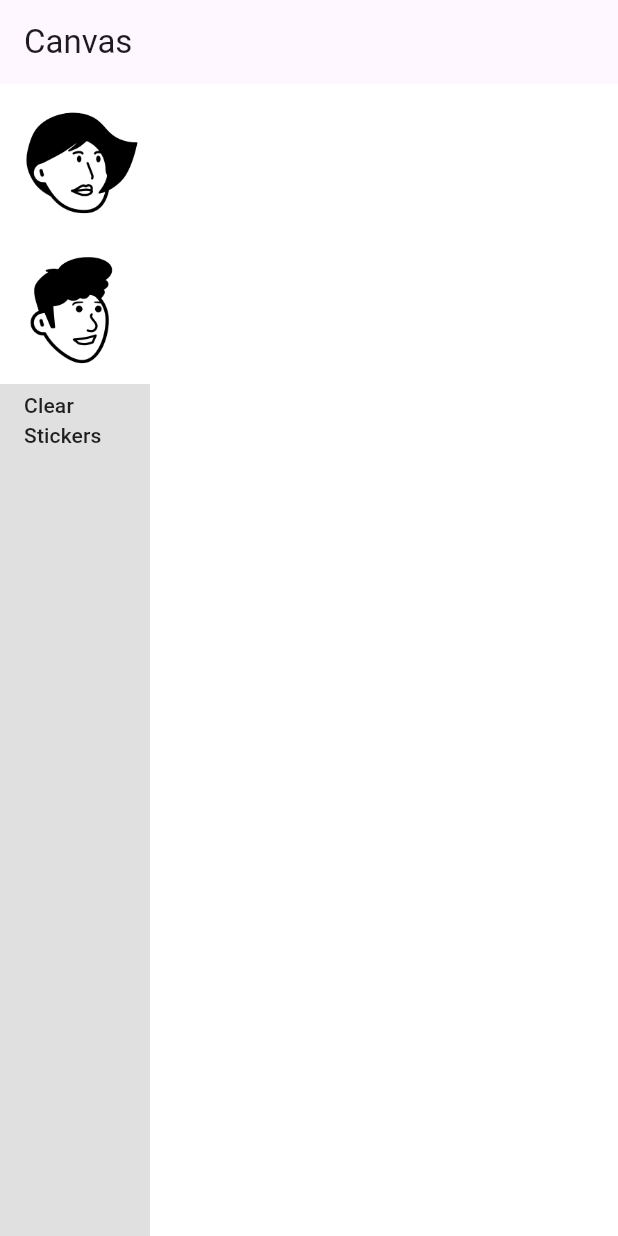
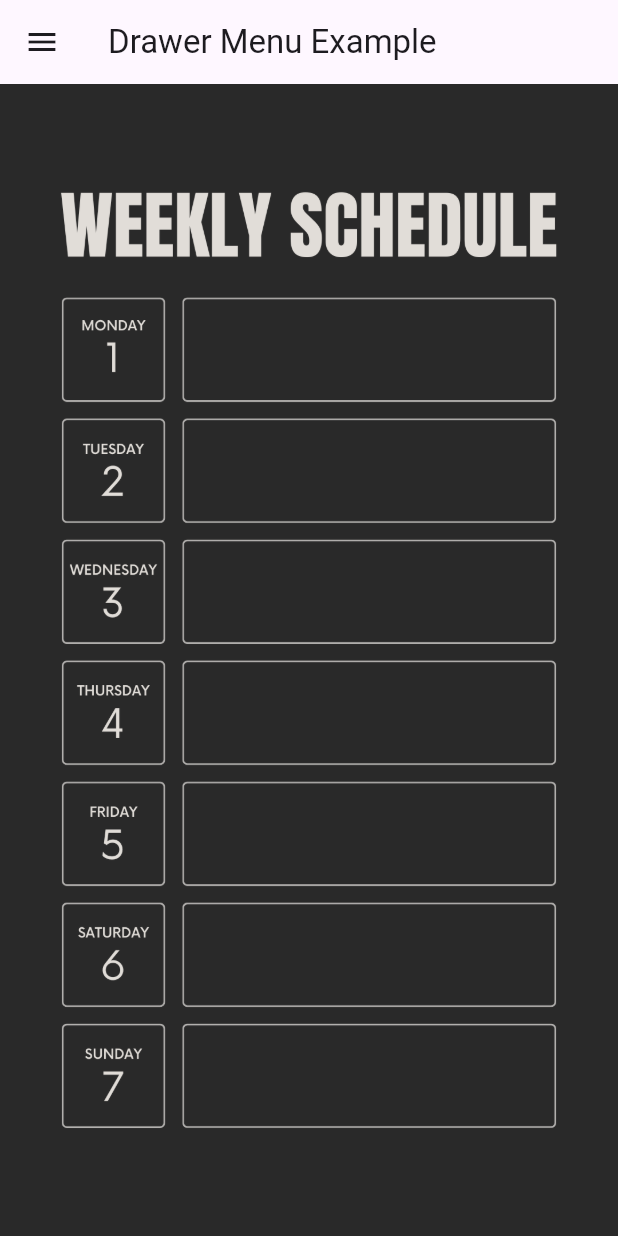
Before and after one commit to RhapsodySiu/techo_planner, a Flutter app: the screen it shows after launch, on a phone screen of 412 x 824 dp. Run offline on Flutter 3.47's test engine with Material 3 defaults, Android fonts, the phone set to English and light mode, and no system bars.

Commit message:
wip: drawer menu

```diff
--- /dev/null
+++ b/lib/components/drawing_board.dart
@@ -0,0 +1,63 @@
+import 'package:flutter/material.dart';
+
+class DrawingBoard extends StatefulWidget {
+  const DrawingBoard({super.key});
+
+  @override
+  _DrawingBoardState createState() => _DrawingBoardState();
+}
+
+class _DrawingBoardState extends State<DrawingBoard> {
+  List<Offset?> points = [];
+
+  @override
+  Widget build(BuildContext context) {
+    return GestureDetector(
+      onPanUpdate: (details) {
+        setState(() {
+          RenderBox renderBox = context.findRenderObject() as RenderBox;
+          points.add(renderBox.globalToLocal(details.globalPosition));
+        });
+      },
+      onPanEnd: (details) => points.add(null),
+      child: Stack(children: [
+        ConstrainedBox(
+          constraints: const BoxConstraints.expand(),
+          child: Image.asset("assets/planner.png", fit: BoxFit.cover),
+        ),
+         CustomPaint(
+        painter: MyPainter(points),
+        child: ConstrainedBox(
+          constraints: const BoxConstraints.expand(),
+        ),
+      ),
+      ],)
+    );
+  }
+}
+
+
+class MyPainter extends CustomPainter {
+  final List<Offset?> points;
+
+  MyPainter(this.points);
+
+  @override
+  void paint(Canvas canvas, Size size) {
+    Paint paint = Paint()
+      ..color = Colors.black
+      ..strokeCap = StrokeCap.round
+      ..strokeWidth = 5.0;
+
+    for (int i = 0; i < points.length - 1; i++) {
+      if (points[i] != null && points[i + 1] != null) {
+        canvas.drawLine(points[i]!, points[i + 1]!, paint);
+      }
+    }
+  }
+
+  @override
+  bool shouldRepaint(covariant CustomPainter oldDelegate) {
+    return true;
+  }
+}
--- a/lib/main.dart
+++ b/lib/main.dart
@@ -1,7 +1,9 @@
 import 'package:flutter/material.dart';
+import 'package:techo_planner/components/custom_drawer.dart';
+import 'package:techo_planner/components/drawing_board.dart';
 
 void main() {
-  runApp(const MyApp());
+  runApp(MyApp());
 }
 
 class MyApp extends StatelessWidget {
@@ -31,7 +33,7 @@ class MyApp extends StatelessWidget {
         colorScheme: ColorScheme.fromSeed(seedColor: Colors.deepPurple),
         useMaterial3: true,
       ),
-      home: const PlaygroundScreen(),
+      home: PlaygroundScreen(),
     );
   }
 }
@@ -44,7 +46,14 @@ class PlaygroundScreen extends StatefulWidget {
 }
 
 class _PlaygroundScreenState extends State<PlaygroundScreen> {
+  bool _isDrawerOpen = false;
   List<Sticker> stickers = [];
+
+  void _toggleDrawer() {
+    setState(() {
+      _isDrawerOpen = !_isDrawerOpen;
+    });
+  }
 
   void _addSticker(String data, Offset position) {
     setState(() {
@@ -54,13 +63,11 @@ class _PlaygroundScreenState extends State<PlaygroundScreen> {
 
   final GlobalKey stackKey = GlobalKey(); // Create a GlobalKey for the Stack
 
-  @override
-  Widget build(BuildContext context) {
-    return Scaffold(
-        appBar: AppBar(
-          title: const Text('Canvas'),
-        ),
-        body: Row(
+  Widget _Temp() {
+    return Stack(
+        children: [
+          // Main content
+          Row(
             children: [
               Container(
                 width: 100,
@@ -95,7 +102,7 @@ class _PlaygroundScreenState extends State<PlaygroundScreen> {
                 ),
               ),
               Expanded(
-                child: DragTarget<String>(
+                  child: DragTarget<String>( // Drag canvas
                     onAcceptWithDetails: (details) {
                       print('Dropped: ${details.offset}');
                       final canvasOffset = getStackOffset();
@@ -103,7 +110,6 @@ class _PlaygroundScreenState extends State<PlaygroundScreen> {
                       _addSticker(details.data, offset.translate(-canvasOffset.dx, -canvasOffset.dy));
                     },
                     builder: (context, candidateData, rejectedData) {
-
                       return Container(
                           color: Colors.white,
                           child: Stack(
@@ -124,14 +130,44 @@ class _PlaygroundScreenState extends State<PlaygroundScreen> {
                     },
                   )),
             ],
-        ));
+          ),
+        ],
+      );
+  }
+
+  @override
+  Widget build(BuildContext context) {
+    return Scaffold(
+      appBar: AppBar(
+        title: Text('Drawer Menu Example'),
+      ),
+      body: DrawingBoard(),
+      drawer: Drawer(
+        width: 80.0,
+        child: ListView(
+          children: [
+            SizedBox(
+                height: 100,
+                child: Image.asset('assets/ph1.png'),
+              ),
+              SizedBox(
+                height: 100,
+                child: Image.asset('assets/ph2.png'),
+              )
+          ],
+        ),
+      ),
+    );
   }
 
   Offset getStackOffset() {
-  final RenderBox renderBox = stackKey.currentContext?.findRenderObject() as RenderBox;
+    final RenderBox? renderBox = stackKey.currentContext?.findRenderObject() as RenderBox?;
+    if (renderBox != null) {
       final Offset offset = renderBox.localToGlobal(Offset.zero);
+      return offset;
+    }
 
-  return offset;
+    return Offset.zero;
   }
 }
 
```
Also changed, not shown: lib/components/custom_drawer.dart (added, +61 -0 lines), assets/planner.png (added). Lines whose indentation alone changed are shown as unchanged.
